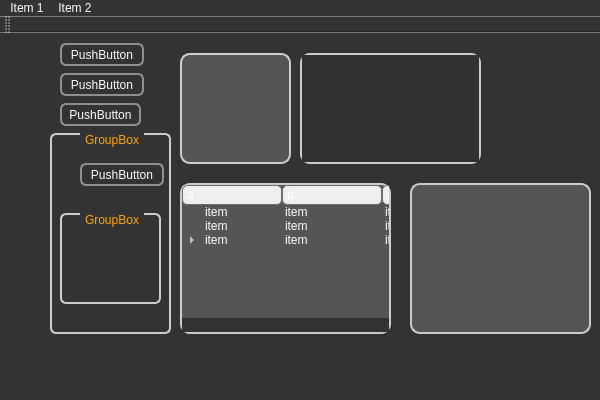
Before: the Qt Designer form qt-frontend/StyleDemo/mainwindow.ui in phresnel/picogen, drawn with Qt 5.
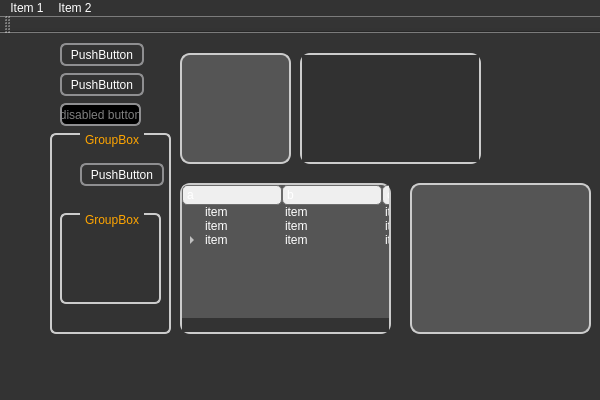
After: the same form once the commit is applied.

Commit message: add style for disabled buttons

```diff
--- a/qt-frontend/StyleDemo/mainwindow.ui
+++ b/qt-frontend/StyleDemo/mainwindow.ui
@@ -63,7 +63,7 @@
 
 QMenuBar {
 	background-color: qlineargradient(x1:0, y1:0, x2:0, y2:1,
-                                       stop:0 #888, stop:1 #aaa);
+                                       stop:0 #88a, stop:1 #aac);
  } QMenuBar::item  {
 	spacing: 3px; /* spacing between menu bar items */
 	padding: 1px 4px;
@@ -97,6 +97,9 @@
 										stop: 1 #606060,
 										stop: 0 #535353, 
 										stop:0.6 #757575);
+} QPushButton:disabled {
+	color:gray;
+	background-color: black;
 }
 
 QGroupBox {
@@ -140,6 +143,9 @@
     </property>
    </widget>
    <widget class="QPushButton" name="pushButton_3">
+    <property name="enabled">
+     <bool>false</bool>
+    </property>
     <property name="geometry">
      <rect>
       <x>60</x>
@@ -149,7 +155,7 @@
      </rect>
     </property>
     <property name="text">
-     <string>PushButton</string>
+     <string>disabled button</string>
     </property>
    </widget>
    <widget class="QGroupBox" name="groupBox">
```
Left out of the diff: 2 changed lines with no effect on the pictures. The commit also changes 1 other file.
